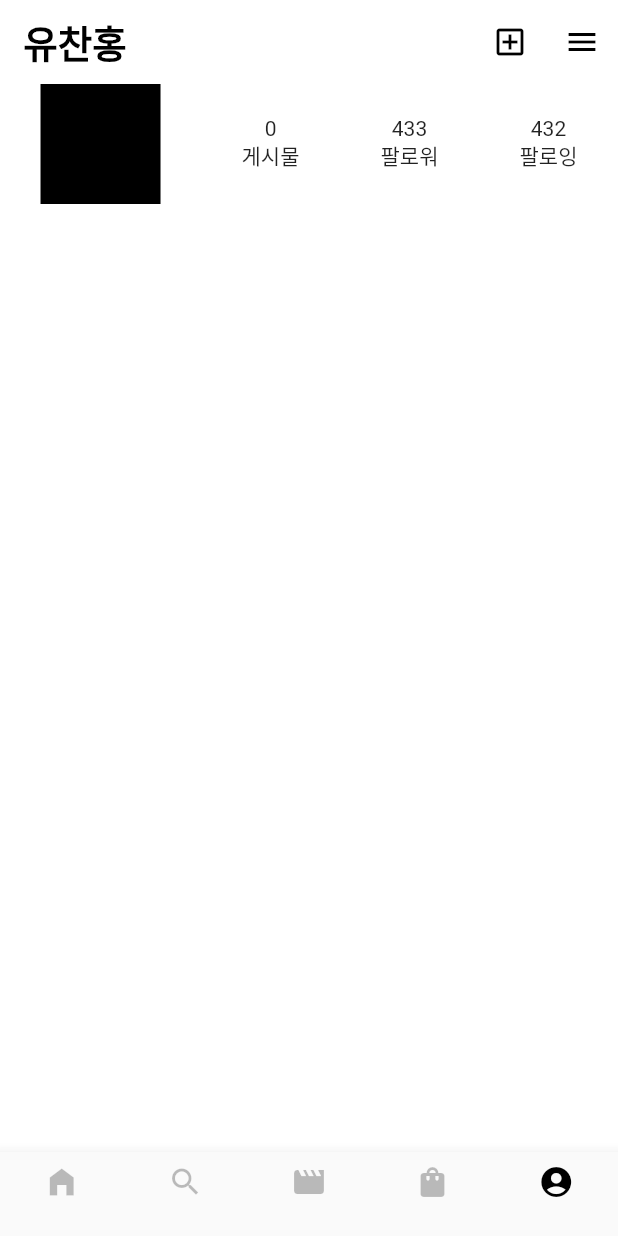
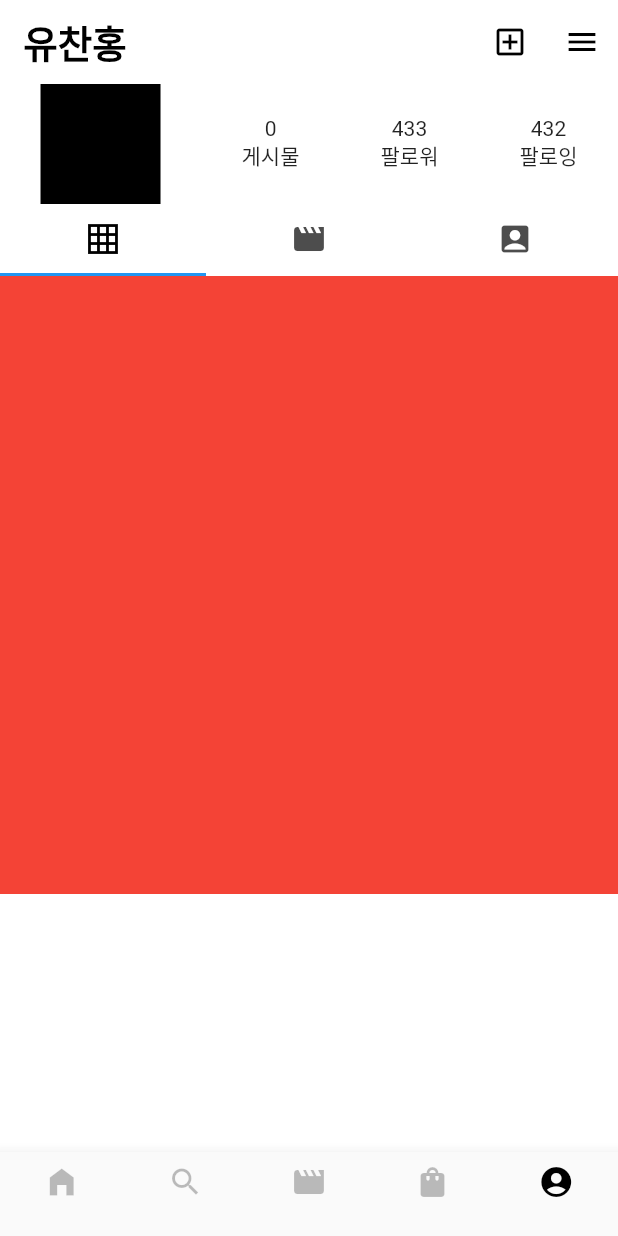
Before and after one commit to Yoochanhong/Instagram, a Flutter app: the screen it shows after launch, item 5 of the bottom bar chosen, on a phone screen of 412 x 824 dp. Run offline on Flutter 3.47's test engine with Material 2 defaults, Android fonts, the phone set to English and light mode, and no system bars.

Commit message:
다음에 더 공부해서 다시 도전 ㄱㄱ

```diff
--- a/lib/View/my_page.dart
+++ b/lib/View/my_page.dart
@@ -7,7 +7,15 @@ class MyPage extends StatefulWidget {
   State<MyPage> createState() => _MyPageState();
 }
 
-class _MyPageState extends State<MyPage> {
+class _MyPageState extends State<MyPage> with SingleTickerProviderStateMixin {
+  late TabController tabController;
+
+  @override
+  void initState() {
+    super.initState();
+    tabController = TabController(length: 3, vsync: this);
+  }
+
   @override
   Widget build(BuildContext context) {
     return Scaffold(
@@ -66,6 +74,32 @@ class _MyPageState extends State<MyPage> {
               ),
             ],
           ),
+          TabBar(
+            controller: tabController,
+            tabs: [
+              Tab(icon: Icon(Icons.grid_on_sharp)),
+              Tab(icon: Icon(Icons.movie_creation)),
+              Tab(icon: Icon(Icons.account_box)),
+            ],
+            labelColor: Colors.black,
+          ),
+          Container(
+            height: MediaQuery.of(context).size.width,
+            child: TabBarView(
+              controller: tabController,
+              children: [
+                Container(
+                  color: Colors.red,
+                ),
+                Container(
+                  color: Colors.blue,
+                ),
+                Container(
+                  color: Colors.yellow,
+                ),
+              ],
+            ),
+          ),
         ],
       ),
     );
```
